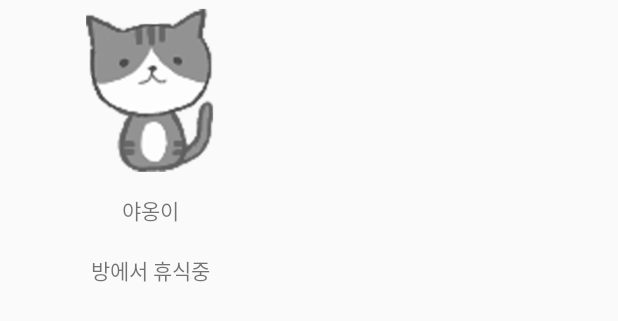
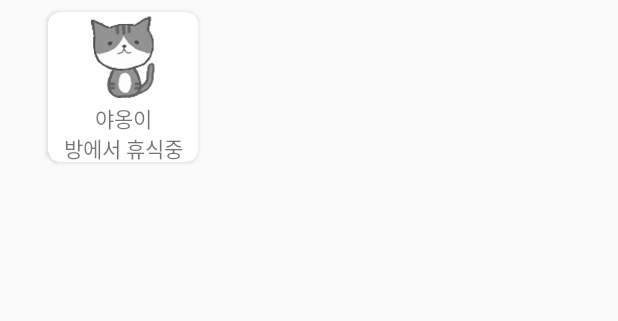
Before and after one commit to unknown92125/CatWorld, an Android app: the layout cat_list_recycler_view.xml on its own in the app's theme, with its tools: preview values and no code run, on a phone screen of 412 x 824 dp. Shown: the top 321 px of the screen. Run offline under Robolectric (Android 15) with nearby library versions, the phone set to English and light mode, and no system bars.

Commit message:
added CatListActivity

```diff
--- a/app/src/main/AndroidManifest.xml
+++ b/app/src/main/AndroidManifest.xml
@@ -9,7 +9,9 @@
         android:roundIcon="@mipmap/ic_launcher_round"
         android:supportsRtl="true"
         android:theme="@style/AppTheme">
-        <activity android:name=".CatListActivity"></activity>
+        <activity
+            android:name=".CatListActivity"
+            android:theme="@style/MyDialogTheme"></activity>
         <activity android:name=".HomeActivity" />
         <activity android:name=".MainActivity">
             <intent-filter>
--- a/app/src/main/res/layout/activity_cat_list.xml
+++ b/app/src/main/res/layout/activity_cat_list.xml
@@ -7,9 +7,10 @@
     tools:context=".CatListActivity">
 
     <androidx.recyclerview.widget.RecyclerView
+        android:id="@+id/rv_cat_list"
         android:layout_width="match_parent"
         android:layout_height="match_parent"
         app:layoutManager="androidx.recyclerview.widget.GridLayoutManager"
-        app:spanCount="3" />
+        app:spanCount="2" />
 
 </RelativeLayout>
--- a/app/src/main/res/layout/cat_list_recycler_view.xml
+++ b/app/src/main/res/layout/cat_list_recycler_view.xml
@@ -1,17 +1,22 @@
 <?xml version="1.0" encoding="utf-8"?>
-<LinearLayout xmlns:android="http://schemas.android.com/apk/res/android"
-    android:layout_width="200dp"
-    android:layout_height="200dp"
-    android:orientation="vertical"
-    android:weightSum="5">
+<androidx.cardview.widget.CardView xmlns:android="http://schemas.android.com/apk/res/android"
+    xmlns:app="http://schemas.android.com/apk/res-auto"
+    android:layout_width="100dp"
+    android:layout_height="100dp"
+    android:layout_marginLeft="32dp"
+    android:layout_marginTop="8dp"
+    android:layout_marginRight="32dp"
+    android:padding="8dp"
+    app:cardCornerRadius="8dp">
 
     <LinearLayout
-        android:layout_width="200dp"
-        android:layout_height="200dp"
+        android:layout_width="match_parent"
+        android:layout_height="match_parent"
         android:orientation="vertical"
         android:weightSum="5">
 
         <ImageView
+            android:id="@+id/iv_cat"
             android:layout_width="wrap_content"
             android:layout_height="0dp"
             android:layout_weight="3"
@@ -19,6 +24,7 @@
             android:src="@drawable/cat_1_idle_1" />
 
         <TextView
+            android:id="@+id/tv_name"
             android:layout_width="match_parent"
             android:layout_height="0dp"
             android:layout_weight="1"
@@ -26,6 +32,7 @@
             android:text="야옹이" />
 
         <TextView
+            android:id="@+id/tv_at"
             android:layout_width="match_parent"
             android:layout_height="0dp"
             android:layout_weight="1"
@@ -35,4 +42,4 @@
     </LinearLayout>
 
 
-</LinearLayout>
+</androidx.cardview.widget.CardView>
--- a/app/src/main/res/values/colors.xml
+++ b/app/src/main/res/values/colors.xml
@@ -3,4 +3,9 @@
     <color name="colorPrimary">#008577</color>
     <color name="colorPrimaryDark">#00574B</color>
     <color name="colorAccent">#D81B60</color>
+
+    <color name="white">#FFFFFF</color>
+    <color name="white2">#E6E6E6</color>
+
+
 </resources>
--- a/app/src/main/res/values/styles.xml
+++ b/app/src/main/res/values/styles.xml
@@ -8,4 +8,10 @@
         <item name="colorAccent">@color/colorAccent</item>
     </style>
 
+    <style name="MyDialogTheme" parent="Theme.AppCompat.Light.Dialog">
+        <item name="colorPrimary">@color/colorPrimary</item>
+        <item name="colorPrimaryDark">@color/colorPrimaryDark</item>
+        <item name="colorAccent">@color/colorAccent</item>
+    </style>
+
 </resources>
```
Also changed, not shown: app/src/main/java/com/unknown/catworld/CatListActivity.java (+90 -1 lines), app/src/main/java/com/unknown/catworld/Cats.java (+40 -0 lines), app/src/main/java/com/unknown/catworld/RoomFragment.java (+7 -7 lines).
